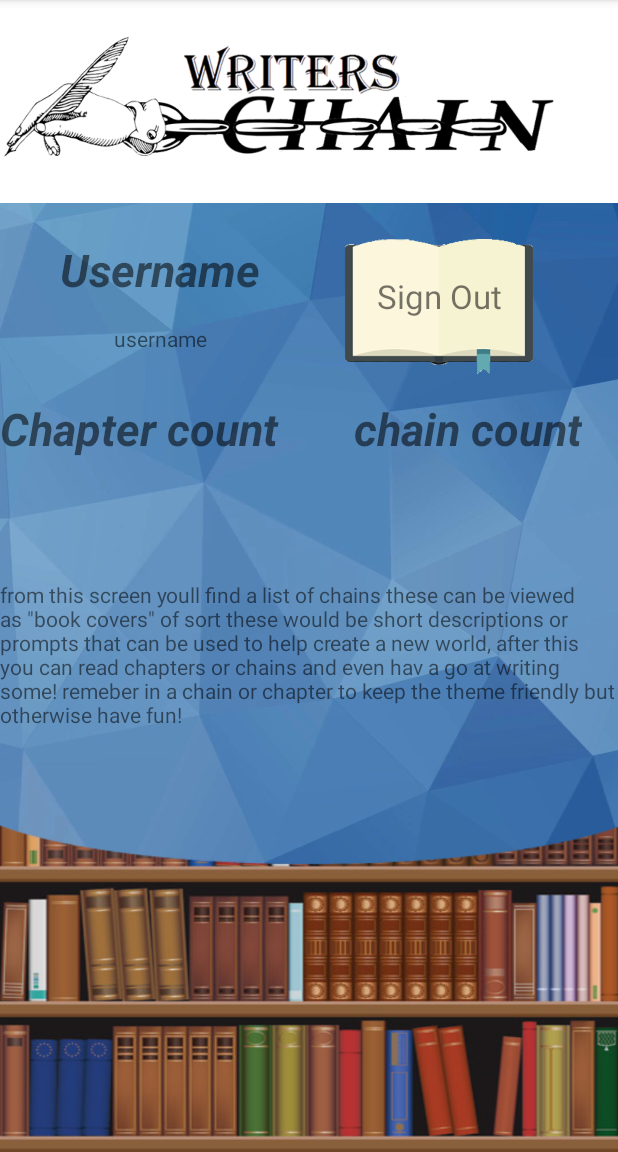
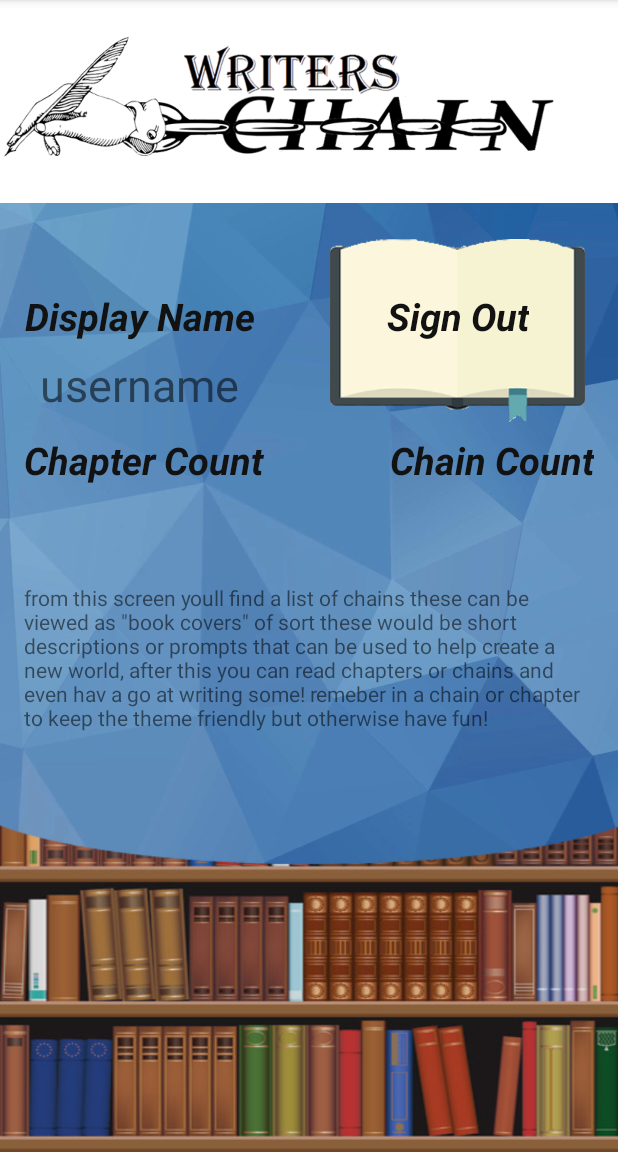
Before and after one commit to GerardODwyer/Writer-sChain, an Android app: the ProfileActivity screen opened directly, with no data from a screen before it, on a phone screen of 412 x 824 dp, the part 84-1236 px from its top. Run offline under Robolectric (Android 15) with nearby library versions, the light colour scheme and no system bars; our stand-ins replace Firebase (no records; nobody signed in at launch, a user with empty details on screens opened directly); 3 statements that could not run were skipped.

```diff
--- a/app/src/main/java/com/example/writerchainapp/ProfileActivity.java
+++ b/app/src/main/java/com/example/writerchainapp/ProfileActivity.java
@@ -2,45 +2,34 @@ package com.example.writerchainapp;
 
 import androidx.annotation.NonNull;
 import androidx.appcompat.app.AppCompatActivity;
-
 import android.content.Intent;
 import android.os.Bundle;
-import android.util.Log;
 import android.view.View;
 import android.widget.ImageView;
 import android.widget.TextView;
 import android.widget.Toast;
-
-import com.example.writerchainapp.Constructors.Chain;
 import com.example.writerchainapp.Constructors.Users;
 import com.example.writerchainapp.ui.login.LoginActivity;
-import com.example.writerchainapp.utils.Utils;
 import com.google.firebase.auth.FirebaseAuth;
 import com.google.firebase.auth.FirebaseUser;
-import com.google.firebase.database.ChildEventListener;
 import com.google.firebase.database.DataSnapshot;
 import com.google.firebase.database.DatabaseError;
 import com.google.firebase.database.DatabaseReference;
 import com.google.firebase.database.FirebaseDatabase;
 import com.google.firebase.database.ValueEventListener;
 
-import java.util.List;
-
 public class ProfileActivity extends AppCompatActivity {
 
     private FirebaseDatabase database;
     private DatabaseReference dbReference;
-    private List<Chain> genreList;
     private FirebaseUser user;
     private FirebaseAuth auth;
     private TextView chainCount;
     private TextView chapterCount;
-    private DataSnapshot dataSnapshot;
-    private long longChainCount;
-    private String strChainCount;
     private ImageView signout;
     private TextView username;
     private Users users;
+    private int mCounter = 0;
 
     @Override
     protected void onCreate(Bundle savedInstanceState) {
@@ -57,6 +46,25 @@ public class ProfileActivity extends AppCompatActivity {
         dbReference = database.getReference().child("Users").child(user.getUid());
         getChainInfo(dbReference);
 
+        username.setOnClickListener(new View.OnClickListener() {
+            @Override
+            public void onClick(View v) {
+                mCounter++;
+
+                if (mCounter == 6){
+                    mCounter = 0;
+                    if (!users.isUserAdmin()) {
+                        users.setUserAdmin(true);
+                        dbReference.setValue(users);
+                        Toast.makeText(ProfileActivity.this, "User profile set to admin. Enjoy!", Toast.LENGTH_SHORT).show();
+                    }else{
+                        Toast.makeText(ProfileActivity.this, "Already an admin user.", Toast.LENGTH_SHORT).show();
+                    }
+                }
+            }
+
+        });
+
         signout.setOnClickListener(new View.OnClickListener() {
             @Override
             public void onClick(View v) {
@@ -68,14 +76,13 @@ public class ProfileActivity extends AppCompatActivity {
         });
     }
 
-
     public void getChainInfo(DatabaseReference dbReference) {
 
         dbReference.addValueEventListener(new ValueEventListener() {
 
             @Override
             public void onDataChange(@NonNull DataSnapshot dataSnapshot) {
-                Users users = dataSnapshot.getValue(Users.class);
+                users = dataSnapshot.getValue(Users.class);
                 String chainNumber = String.valueOf(users.getUserChainCount());
                 String chapterNumber = String.valueOf(users.getUserChapterCount());
                 chainCount.setText(chainNumber);
--- a/app/src/main/res/layout/activity_profile.xml
+++ b/app/src/main/res/layout/activity_profile.xml
@@ -12,9 +12,11 @@
         android:id="@+id/textView12"
         android:layout_width="wrap_content"
         android:layout_height="wrap_content"
-        android:layout_marginEnd="24dp"
-        android:text="chain count"
-        android:textSize="30dp"
+        android:layout_marginEnd="16dp"
+        android:text="Chain Count"
+        android:textAlignment="center"
+        android:textColor="@color/color_dark"
+        android:textSize="25sp"
         android:textStyle="bold|italic"
         app:layout_constraintEnd_toEndOf="parent"
         app:layout_constraintTop_toTopOf="@+id/textView13" />
@@ -23,8 +25,9 @@
         android:id="@+id/text_ChainCount"
         android:layout_width="wrap_content"
         android:layout_height="wrap_content"
-        android:layout_marginTop="16dp"
+        android:layout_marginTop="8dp"
         android:text="00"
+        android:textAlignment="center"
         android:textSize="30dp"
         android:textStyle="bold|italic"
         app:layout_constraintEnd_toEndOf="@+id/textView13"
@@ -35,8 +38,9 @@
         android:id="@+id/text_ChapterCount"
         android:layout_width="wrap_content"
         android:layout_height="wrap_content"
-        android:layout_marginTop="16dp"
+        android:layout_marginTop="8dp"
         android:text="00"
+        android:textAlignment="center"
         android:textSize="30dp"
         android:textStyle="bold|italic"
         app:layout_constraintEnd_toEndOf="@+id/textView12"
@@ -47,9 +51,12 @@
         android:id="@+id/textView13"
         android:layout_width="wrap_content"
         android:layout_height="wrap_content"
-        android:layout_marginTop="16dp"
-        android:text="Chapter count "
-        android:textSize="30dp"
+        android:layout_marginStart="16dp"
+        android:layout_marginTop="8dp"
+        android:text="Chapter Count "
+        android:textAlignment="center"
+        android:textColor="@color/color_dark"
+        android:textSize="25sp"
         android:textStyle="bold|italic"
         app:layout_constraintStart_toStartOf="parent"
         app:layout_constraintTop_toBottomOf="@+id/image_bookmark" />
@@ -58,41 +65,44 @@
         android:id="@+id/textView9"
         android:layout_width="wrap_content"
         android:layout_height="wrap_content"
-        android:layout_marginStart="40dp"
-        android:layout_marginTop="24dp"
-        android:text="Username"
-        android:textSize="30dp"
+        android:layout_marginStart="16dp"
+        android:text="Display Name"
+        android:textAlignment="center"
+        android:textColor="@color/color_dark"
+        android:textSize="25sp"
         android:textStyle="bold|italic"
         app:layout_constraintStart_toStartOf="parent"
-        app:layout_constraintTop_toBottomOf="@+id/image_header" />
+        app:layout_constraintTop_toTopOf="@+id/textView15" />
 
     <TextView
         android:id="@+id/textView6"
-        android:layout_width="wrap_content"
-        android:layout_height="wrap_content"
+        android:layout_width="0dp"
+        android:layout_height="129dp"
         android:layout_marginStart="16dp"
-        android:layout_marginTop="24dp"
+        android:layout_marginTop="16dp"
         android:layout_marginEnd="16dp"
         android:text='from this screen youll find a list of chains these can be viewed as "book covers" of sort these would be short descriptions or prompts that can be used to help create a new world, after this you can read chapters or chains and even hav a go at writing some! remeber in a chain or chapter to keep the theme friendly but otherwise have fun!'
+        app:layout_constraintBottom_toBottomOf="parent"
         app:layout_constraintEnd_toEndOf="parent"
         app:layout_constraintStart_toStartOf="parent"
-        app:layout_constraintTop_toBottomOf="@+id/text_ChainCount" />
+        app:layout_constraintTop_toBottomOf="@+id/text_ChainCount"
+        app:layout_constraintVertical_bias="0.0" />
 
     <TextView
         android:id="@+id/username"
         android:layout_width="wrap_content"
         android:layout_height="wrap_content"
-        android:layout_marginTop="16dp"
+        android:layout_marginTop="8dp"
         android:text="username"
+        android:textSize="30sp"
         app:layout_constraintEnd_toEndOf="@+id/textView9"
         app:layout_constraintStart_toStartOf="@+id/textView9"
         app:layout_constraintTop_toBottomOf="@+id/textView9" />
 
 
-
     <ImageView
         android:id="@+id/image_header"
-    android:layout_width="wrap_content"
+        android:layout_width="0dp"
         android:layout_height="135dp"
         app:layout_constraintEnd_toEndOf="parent"
         app:layout_constraintHorizontal_bias="0.0"
@@ -113,11 +123,11 @@
 
     <ImageView
         android:id="@+id/image_bookmark"
-        android:layout_width="0dp"
-        android:layout_height="90dp"
+        android:layout_width="182dp"
+        android:layout_height="122dp"
         android:layout_marginTop="24dp"
+        android:layout_marginEnd="16dp"
         app:layout_constraintEnd_toEndOf="parent"
-        app:layout_constraintStart_toEndOf="@+id/textView9"
         app:layout_constraintTop_toBottomOf="@+id/image_header"
         app:srcCompat="@drawable/images" />
 
@@ -126,7 +136,10 @@
         android:layout_width="wrap_content"
         android:layout_height="wrap_content"
         android:text="Sign Out"
-        android:textSize="22sp"
+        android:textAlignment="center"
+        android:textColor="@color/color_dark"
+        android:textSize="25sp"
+        android:textStyle="bold|italic"
         app:layout_constraintBottom_toBottomOf="@+id/image_bookmark"
         app:layout_constraintEnd_toEndOf="@+id/image_bookmark"
         app:layout_constraintStart_toStartOf="@+id/image_bookmark"
```
Also changed, not shown: app/src/main/java/com/example/writerchainapp/ChapterInfoActivity.java (+38 -6 lines), app/src/main/java/com/example/writerchainapp/ObjectWrapperForBinder.java (deleted, +0 -66 lines), app/src/main/res/layout/activity_help.xml (+61 -55 lines), app/src/main/res/layout/initial_dialog.xml (added, +40 -0 lines). Lines whose indentation alone changed are shown as unchanged.
